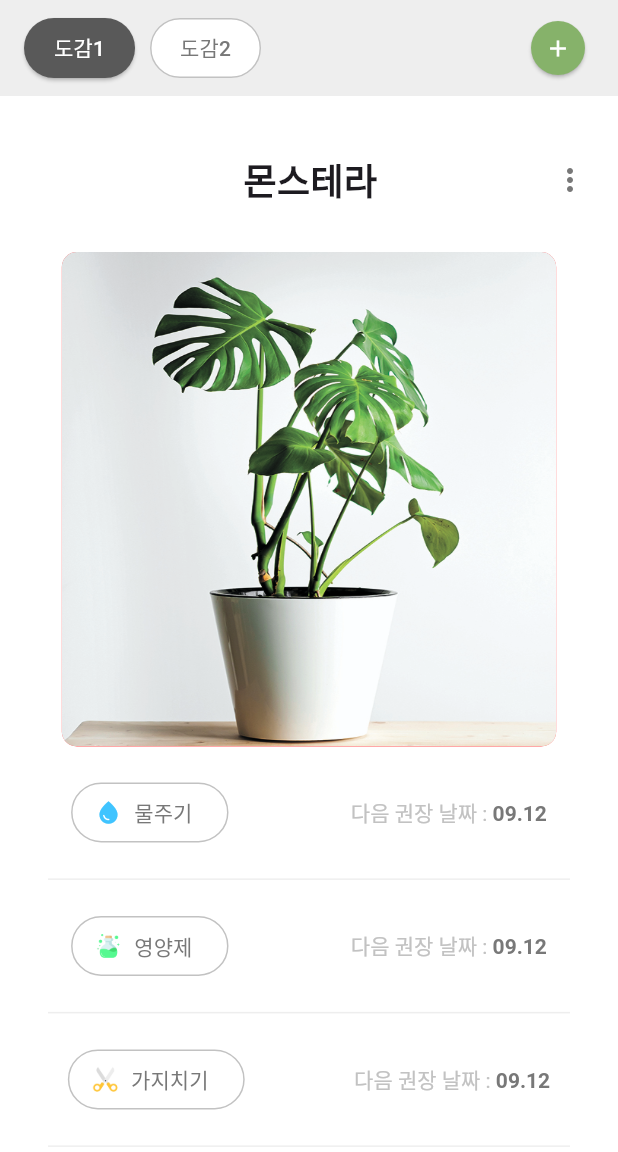
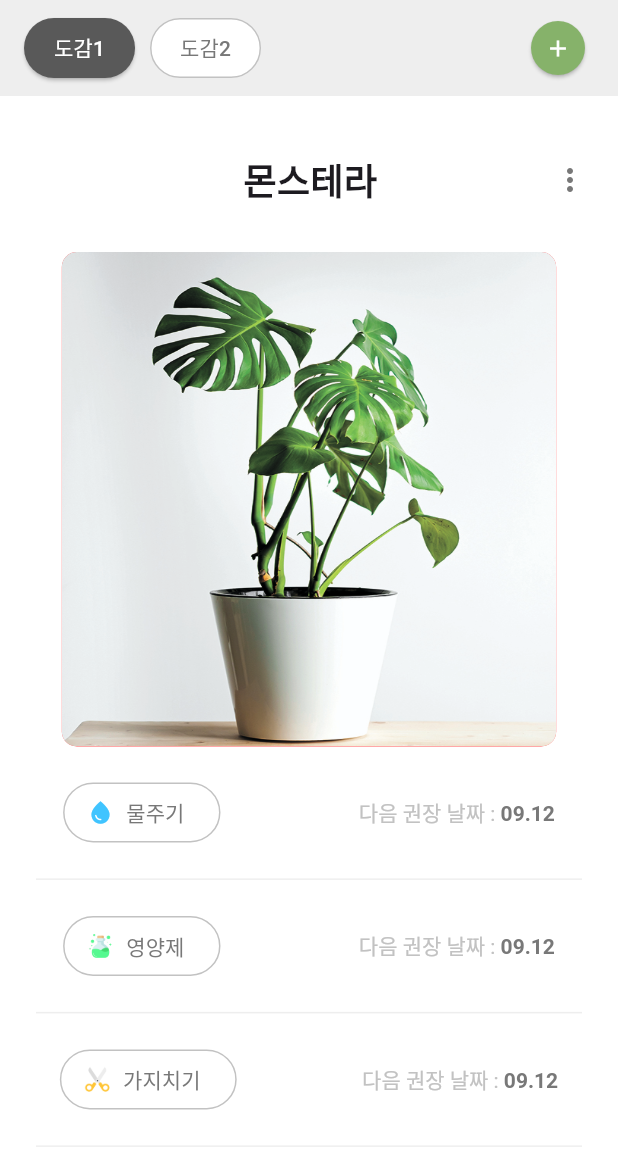
Before and after one commit to kimjaehui02/WonRoom, a Flutter app: the Myplant screen opened directly, on a phone screen of 412 x 824 dp, the part 84-1236 px from its top. Run offline on Flutter 3.47's test engine with Material 3 defaults, Android fonts, the phone set to English and light mode, and no system bars.

Commit message:
padding 변경
padding 변경

```diff
--- a/wonroom/lib/main.dart
+++ b/wonroom/lib/main.dart
@@ -18,7 +18,7 @@ class MyApp extends StatelessWidget {
   @override
   Widget build(BuildContext context) {
     return MaterialApp(
-    home: MyplantNull(),
+    home: Myplant(),
     );
   }
 }
--- a/wonroom/lib/myPlant.dart
+++ b/wonroom/lib/myPlant.dart
@@ -150,7 +150,7 @@ class Myplant extends StatelessWidget {
                       ),
 
                       Container(
-                        padding: EdgeInsets.only(left: 32, right: 32),
+                        padding: EdgeInsets.only(left: 24, right: 24),
                         child: Column(
                           children: [
                             Container(
@@ -363,7 +363,7 @@ class Myplant extends StatelessWidget {
 
                   // 기록
                   Container(
-                    padding: const EdgeInsets.all(32),
+                    padding: const EdgeInsets.all(24),
                     child: Column(
                       children: [
                         Row(
```
